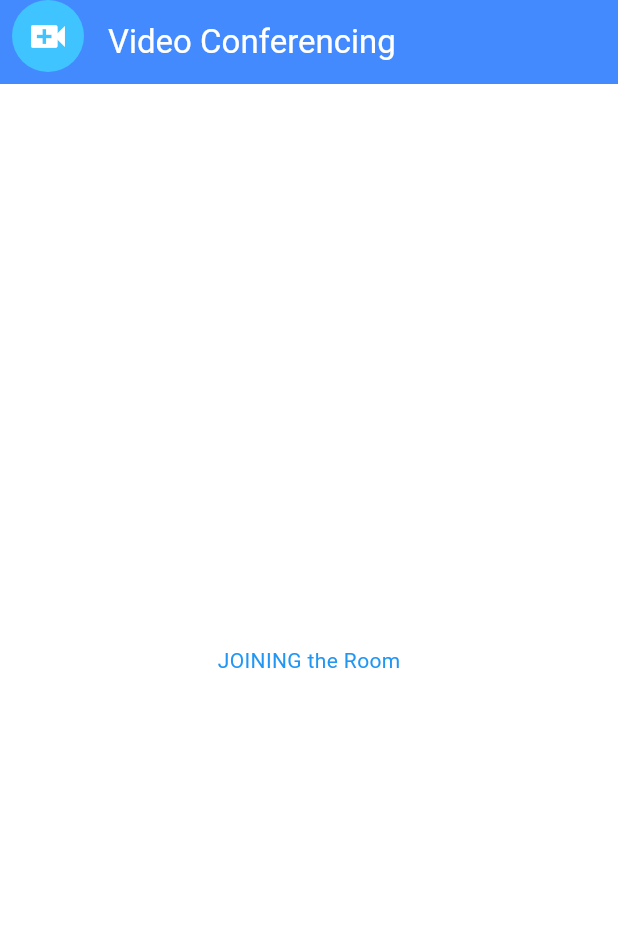
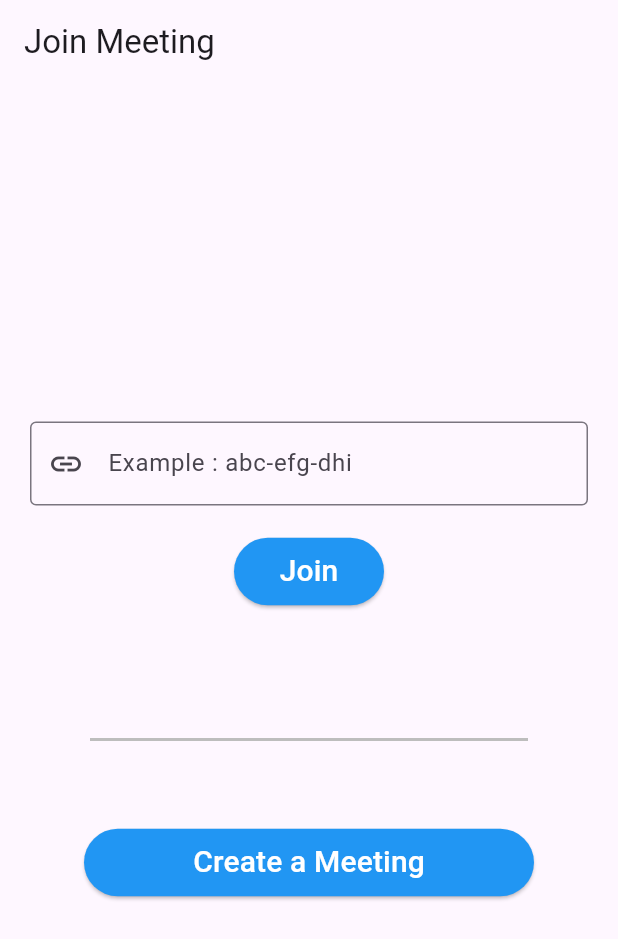
Before and after one commit to ankitsingh0913/videomeetingapp, a Flutter app: the screen it shows after launch, after a tap on "Join", on a phone screen of 412 x 824 dp. Shown: the top 939 px of the screen. Run offline on Flutter 3.47's test engine with Material 3 defaults, Android fonts, the phone set to English and light mode, and no system bars; our stand-ins replace get; missing offline and left inert: videosdk; network calls fail.

Commit message:
2nd commit

```diff
--- a/lib/enter_code_screen.dart
+++ b/lib/enter_code_screen.dart
@@ -1,213 +1,89 @@
 import 'package:flutter/material.dart';
 import 'package:get/get.dart';
+import 'package:videomeetingapp/tokenservices.dart';
 import 'package:videosdk/videosdk.dart';
-import './participant_tile.dart';
 import 'new_room_screen.dart';
 
 class EnterCodeScreen extends StatefulWidget {
-  const EnterCodeScreen(
-      {super.key});
+  const EnterCodeScreen({super.key});
 
   @override
   State<EnterCodeScreen> createState() => _EnterCodeScreenState();
 }
 
 class _EnterCodeScreenState extends State<EnterCodeScreen> {
-
   TextEditingController _controller = TextEditingController();
-
-  late Room _room;
-
+  Room? _room;
   Map<String, Participant> participants = {};
   String? joined;
 
-  @override
-  void initState() {
-    // create room
+  void joinRoom(String roomId) async {
+    try {
+      String token = await TokenService.getToken();
       _room = VideoSDK.createRoom(
-      roomId: "9wvy-oyba-yiyq",
-      token: "eyJhbGciOiJIUzI1NiIsInR5cCI6IkpXVCJ9.eyJhcGlrZXkiOiI4MmRiNWViNS0wYjZjLTQ2OGMtYTY4MS05MTUwMDllZThmNjkiLCJwZXJtaXNzaW9ucyI6WyJhbGxvd19qb2luIl0sImlhdCI6MTcxOTUxNTM1MCwiZXhwIjoxNzE5NjAxNzUwfQ.xATydJyyc7VY8trtsONWxHkOpqOUJm5U97A1guOFGkw",
+        roomId: roomId,
+        token: token,
         displayName: "Ankit's Org",
         micEnabled: true,
         camEnabled: true,
-      defaultCameraIndex:
-      1, // Index of MediaDevices will be used to set default camera
+        defaultCameraIndex: 1,
       );
 
-    //set up event listener which will give any updates happening in the room
       setRoomEventListener();
-    super.initState();
+      _room?.join();
+    } catch (error) {
+      print('Error fetching token: $error');
+    }
   }
 
-  // listening to room events
   void setRoomEventListener() {
-    //Event called when room is joined successfully
-    _room.on(Events.roomJoined, () {
+    _room?.on(Events.roomJoined, () {
       setState(() {
         joined = "JOINED";
-        participants.putIfAbsent(
-            _room.localParticipant.id, () => _room.localParticipant);
+        participants.putIfAbsent(_room!.localParticipant.id, () => _room!.localParticipant);
       });
     });
 
-    //Event called when new participant joins
-    _room.on(
-      Events.participantJoined,
-          (Participant participant) {
-        setState(
-              () => participants.putIfAbsent(participant.id, () => participant),
-        );
-      },
-    );
-    //Event called when a participant leaves the room
-    _room.on(Events.participantLeft, (String participantId) {
+    _room?.on(Events.participantJoined, (Participant participant) {
+      setState(() => participants.putIfAbsent(participant.id, () => participant));
+    });
+
+    _room?.on(Events.participantLeft, (String participantId) {
       if (participants.containsKey(participantId)) {
-        setState(
-              () => participants.remove(participantId),
-        );
+        setState(() => participants.remove(participantId));
       }
     });
-    //Event called when you leave the meeting
-    _room.on(Events.roomLeft, () {
+
+    _room?.on(Events.roomLeft, () {
       participants.clear();
       Navigator.popUntil(context, ModalRoute.withName('/'));
     });
   }
 
-  // onbackButton pressed leave the room
-  Future<bool> _onWillPop() async {
-    _room.leave();
-    return true;
-  }
-
   @override
   Widget build(BuildContext context) {
-    return WillPopScope(
-      onWillPop: () => _onWillPop(),
-      child: Scaffold(
-        backgroundColor: Colors.black,
+    return Scaffold(
       appBar: AppBar(
-          backgroundColor: Colors.blueAccent[200],
-          leading: Padding(
-            padding: const EdgeInsets.only(left: 8.0,bottom: 8),
-            child: ClipRRect(
-                borderRadius: BorderRadius.circular(26),
-                child: Container(
-                  color: Colors.lightBlueAccent,
-                  child: const Icon(
-                    Icons.video_call,
-                    color: Colors.white,
-                    size: 30,
+        title: Text("Join Meeting"),
       ),
-                )
-            ),
-          ),
-          title: const Text(
-              'Video Conferencing',
-            style: TextStyle(
-              color: Colors.white
-            ),
-          ),
-        ),
-        body: Scaffold(
-          backgroundColor: Colors.white,
-          body: Padding(
-            padding: const EdgeInsets.all(8.0),
-            child: joined != null
-              ? joined == "JOINED"
-              ? Stack(
+      body: Center(
+        child: Padding(
+          padding: const EdgeInsets.all(20.0),
+          child: Column(
+            mainAxisAlignment: MainAxisAlignment.center,
             children: [
-                //render all participants in the room
-                Expanded(
-                  child: GridView.builder(
-                    gridDelegate:
-                    const SliverGridDelegateWithFixedCrossAxisCount(
-                      crossAxisCount: 1,
-                      crossAxisSpacing: 10,
-                      mainAxisSpacing: 10,
-                    ),
-                    itemBuilder: (context, index) {
-                      return ParticipantTile(
-                          participant: participants.values.elementAt(index));
-                    },
-                    itemCount: participants.length,
-                  ),
-                ),
-                Positioned(
-                  bottom: 30,
-                    left: 20,
-                    child: Row(
-                      children: [
-                        Container(
-                          height: 60,
-                          width: 60,
-                          decoration: BoxDecoration(
-                            borderRadius: BorderRadius.circular(30),
-                            color: Colors.blue
-                          ),
-                          child: IconButton(
-                              onPressed: (){
-                                _room?.leave();
-                                Get.to(()=>EnterCodeScreen());
-                              },
-                              icon: Icon(
-                                Icons.call_end,
-                                color: Colors.red,
-                                size: 30,
-                              )
-                          ),
-                        )
-                      ],
-                    )
-                )
-              ],
-            ):
-            const Center(
-              child: Text(
-                  "JOINING the Room",
-                  style: TextStyle(
-                      color: Colors.blue
-                  )
-              ),
-            )
-            : SingleChildScrollView(
-              child: Column(
-                children: [
-                  const SizedBox(height: 50),
-                  Align(
-                    alignment: Alignment.topCenter,
-                    child: Image.network(
-                      "https://user-images.githubusercontent.com/67534990/127776450-6c7a9470-d4e2-4780-ab10-143f5f86a26e.png",
-                      fit: BoxFit.cover,
-                      height: 140,
-                    ),
-                  ),
-                  SizedBox(height: 20),
-                  Text(
-                    "Enter meeting code below",
-                    style: TextStyle(fontSize: 20, fontWeight: FontWeight.bold),
-                  ),
-                  Padding(
-                    padding: const EdgeInsets.fromLTRB(15, 20, 15, 20),
-                    child: Card(
-                      color: Colors.grey[300],
-                      shape: RoundedRectangleBorder(
-                        borderRadius: BorderRadius.circular(25),
-                      ),
-                      child: TextField(
+              TextField(
                 controller: _controller,
-                        textAlign: TextAlign.center,
                 decoration: InputDecoration(
-                            border: InputBorder.none,
+                  border: OutlineInputBorder(),
                   prefixIcon: Icon(Icons.link),
-                            labelText: "Example : abc-efg-dhi"),
-                      ),
+                  labelText: "Example : abc-efg-dhi",
                 ),
               ),
               SizedBox(height: 20),
               ElevatedButton(
                 onPressed: () {
-                      _room.join();
+                  joinRoom(_controller.text);
                   setState(() {
                     joined = "JOINING";
                   });
@@ -220,7 +96,8 @@ class _EnterCodeScreenState extends State<EnterCodeScreen> {
                   fixedSize: Size(100, 45),
                   backgroundColor: Colors.blue,
                   shape: RoundedRectangleBorder(
-                          borderRadius: BorderRadius.circular(25)),
+                    borderRadius: BorderRadius.circular(25),
+                  ),
                 ),
               ),
               const SizedBox(height: 80),
@@ -233,7 +110,7 @@ class _EnterCodeScreenState extends State<EnterCodeScreen> {
               const SizedBox(height: 50),
               ElevatedButton(
                 onPressed: () {
-                      Get.to(() => CreateMeeting(participants: participants,));
+                  Get.to(() => CreateMeeting(participants: participants));
                 },
                 child: Text(
                   "Create a Meeting",
@@ -243,15 +120,14 @@ class _EnterCodeScreenState extends State<EnterCodeScreen> {
                   fixedSize: Size(300, 45),
                   backgroundColor: Colors.blue,
                   shape: RoundedRectangleBorder(
-                          borderRadius: BorderRadius.circular(25)),
+                    borderRadius: BorderRadius.circular(25),
+                  ),
                 ),
               ),
             ],
           ),
         ),
       ),
-        ),
-      ),
     );
   }
 }
--- a/lib/main.dart
+++ b/lib/main.dart
@@ -1,7 +1,6 @@
 import 'package:flutter/material.dart';
 import 'package:get/get.dart';
 import 'package:videomeetingapp/loadding_screen.dart';
-import 'package:videomeetingapp/enter_code_screen.dart';
 
 void main() {
   runApp(const MyApp());
--- /dev/null
+++ b/lib/tokenservices.dart
@@ -0,0 +1,30 @@
+import 'package:http/http.dart' as http;
+import 'dart:convert';
+
+class TokenService {
+  static Future<String> getToken() async {
+    final response = await http.post(
+      Uri.parse('https://api.videosdk.live/v2/rooms'),
+      headers: {
+        'Content-Type': 'application/json',
+        'Authorization': 'e42c6584-5a36-4399-9d26-88b2a1fd67cf',
+      },
+      body: json.encode({
+        'permissions': ['allow_join'],
+      }),
+    );
+
+    if (response.statusCode == 200) {
+      final data = json.decode(response.body);
+      print(data['token']);
+      return data['token'];
+    } else {
+      print('Error: ${response.statusCode} ${response.reasonPhrase}');
+      print('Response body: ${response.body}');
+      throw Exception('Failed to load token');
+    }
+  }
+}
+
+
+//e42c6584-5a36-4399-9d26-88b2a1fd67cf
--- a/pubspec.yaml
+++ b/pubspec.yaml
@@ -37,6 +37,7 @@ dependencies:
   cupertino_icons: ^1.0.6
   videosdk:
   get:
+  http:
 
 dev_dependencies:
   flutter_test:
```
Also changed, not shown: lib/new_room_screen.dart (+70 -46 lines), pubspec.lock, 1 other file. Lines whose indentation alone changed are shown as unchanged.
